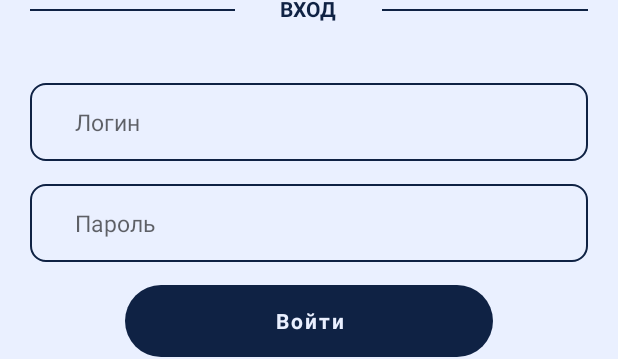
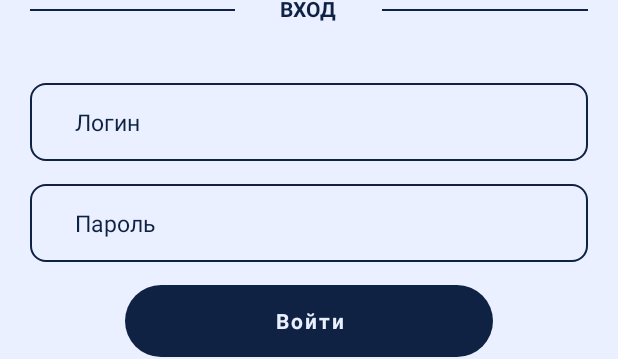
Before and after one commit to Tilvaldiyev/hoot, an Android app: the layout activity_login.xml on its own in the app's theme, with its tools: preview values and no code run, on a phone screen of 412 x 824 dp. Shown: the part 723-1082 px from the top of the screen. Run offline under Robolectric (Android 15) with nearby library versions, the phone set to English and light mode, and no system bars.

Commit message:
Casts (#3)
Conflicts Resolved

```diff
--- a/app/src/main/java/kz/hoot/utils/Config.java
+++ b/app/src/main/java/kz/hoot/utils/Config.java
@@ -1,5 +1,6 @@
 package kz.hoot.utils;
 
 public class Config {
-    public static final String BASE_URL = "http://tauekelinspector.kz:9090/hoot/";
+//    public static final String BASE_URL = "http://tauekelinspector.kz:9090/hoot/";
+    public static final String BASE_URL = "http://172.16.81.30:9090/hoot/";
 }
--- a/app/src/main/res/layout/activity_login.xml
+++ b/app/src/main/res/layout/activity_login.xml
@@ -68,6 +68,8 @@
             android:inputType="textEmailAddress"
             android:layout_width="match_parent"
             android:background="@drawable/edit_text"
+            android:textColorHint="@color/primary"
+            android:textColor="@color/primary"
             android:paddingLeft="30dp"
             android:paddingRight="30dp"
             android:paddingTop="15dp"
@@ -79,8 +81,10 @@
             android:layout_width="match_parent"
             android:layout_height="wrap_content"
             android:hint="Пароль"
+            android:textColorHint="@color/primary"
             android:inputType="textPassword"
             android:background="@drawable/edit_text"
+            android:textColor="@color/primary"
             android:paddingLeft="30dp"
             android:paddingRight="30dp"
             android:paddingTop="15dp"
--- a/app/src/main/res/values-night/themes.xml
+++ b/app/src/main/res/values-night/themes.xml
@@ -1,16 +1,21 @@
 <resources xmlns:tools="http://schemas.android.com/tools">
     <!-- Base application theme. -->
-<!--    <style name="Theme.Hoot" parent="Theme.MaterialComponents.DayNight.DarkActionBar">-->
-<!--        &lt;!&ndash; Primary brand color. &ndash;&gt;-->
-<!--        <item name="colorPrimary">@color/purple_200</item>-->
-<!--        <item name="colorPrimaryVariant">@color/purple_700</item>-->
-<!--        <item name="colorOnPrimary">@color/black</item>-->
-<!--        &lt;!&ndash; Secondary brand color. &ndash;&gt;-->
-<!--        <item name="colorSecondary">@color/teal_200</item>-->
-<!--        <item name="colorSecondaryVariant">@color/teal_200</item>-->
-<!--        <item name="colorOnSecondary">@color/black</item>-->
-<!--        &lt;!&ndash; Status bar color. &ndash;&gt;-->
-<!--        <item name="android:statusBarColor" tools:targetApi="l">?attr/colorPrimaryVariant</item>-->
-<!--        &lt;!&ndash; Customize your theme here. &ndash;&gt;-->
-<!--    </style>-->
+    <style name="Theme.Hoot" parent="Theme.MaterialComponents.DayNight.NoActionBar">
+        <!-- Primary brand color. -->
+        <item name="colorPrimary">@color/primary</item>
+        <item name="colorPrimaryVariant">@color/primary_variant</item>
+        <item name="colorOnPrimary">@color/background</item>
+        <!-- Secondary brand color. -->
+        <!--        <item name="colorSecondary">@color/teal_200</item>-->
+        <!--        <item name="colorSecondaryVariant">@color/teal_700</item>-->
+        <!--        <item name="colorOnSecondary">@color/black</item>-->
+        <!--         Status bar color. -->
+        <!--        <item name="android:statusBarColor" tools:targetApi="l">?attr/colorPrimaryVariant</item>-->
+        <!--         Customize your theme here. -->
+    </style>
+
+    <style name="RatingBar" parent="Theme.AppCompat">
+        <item name="colorControlNormal">@color/primary_variant</item>
+        <item name="colorControlActivated">@color/primary</item>
+    </style>
 </resources>
--- a/app/src/main/res/values/themes.xml
+++ b/app/src/main/res/values/themes.xml
@@ -1,6 +1,6 @@
 <resources xmlns:tools="http://schemas.android.com/tools">
     <!-- Base application theme. -->
-    <style name="Theme.Hoot" parent="Theme.MaterialComponents.DayNight.DarkActionBar">
+    <style name="Theme.Hoot" parent="Theme.MaterialComponents.DayNight.NoActionBar">
         <!-- Primary brand color. -->
         <item name="colorPrimary">@color/primary</item>
         <item name="colorPrimaryVariant">@color/primary_variant</item>
```
